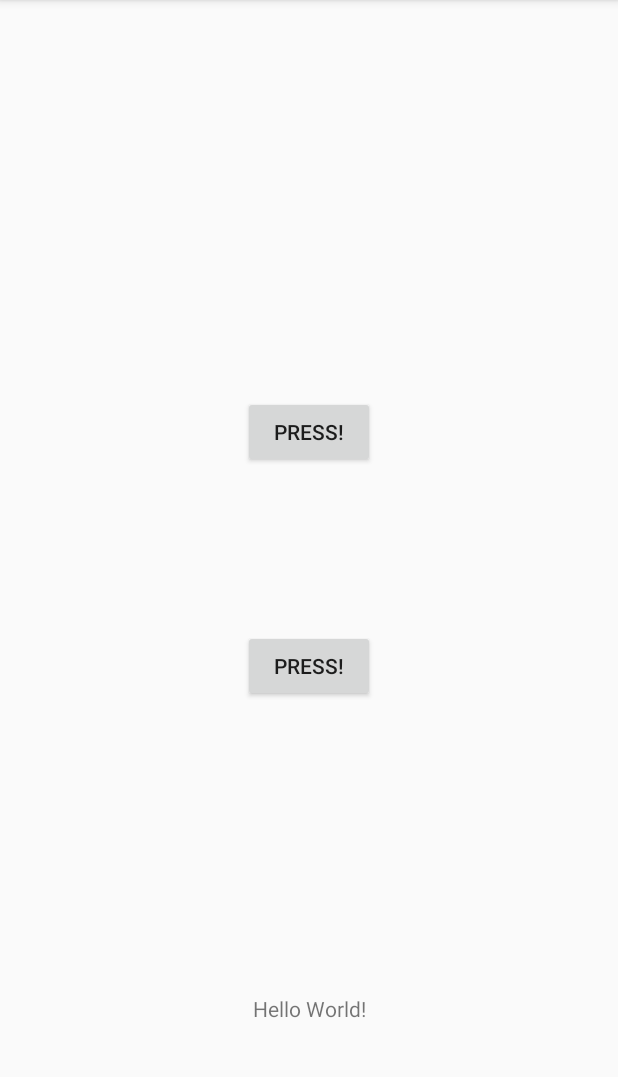
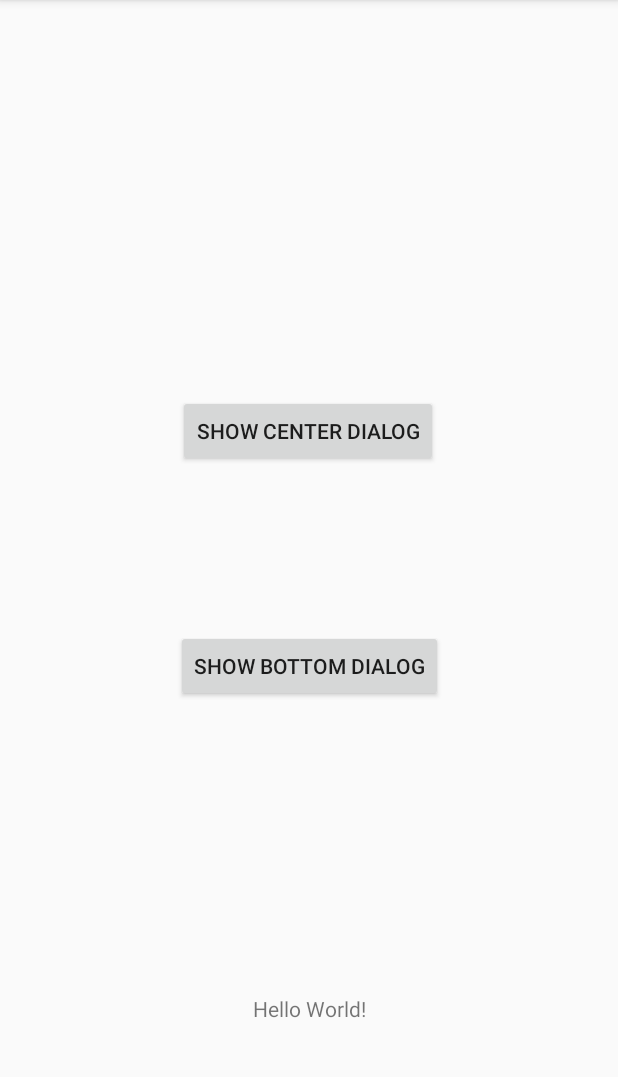
Before and after one commit to khangHNISC/baseAndroid3, an Android app: the screen it shows after launch (MainActivity), on a phone screen of 412 x 824 dp, the part 84-1161 px from its top. Run offline under Robolectric (Android 15) with nearby library versions, the phone set to English and light mode, and no system bars; our stand-ins replace Dagger/Hilt's generated code, Timber; libraries missing offline, so code that uses them is left out: com.jakewharton.retrofit2, com.jakewharton.threetenabp; 3 statements that could not run were skipped.

```diff
--- a/app/src/main/java/com/example/basemvvm3/activities/MainActivity.kt
+++ b/app/src/main/java/com/example/basemvvm3/activities/MainActivity.kt
@@ -1,9 +1,9 @@
-
 package com.example.basemvvm3.activities
 
 import android.os.Bundle
 import androidx.fragment.app.Fragment
 import androidx.lifecycle.ViewModelProvider
+import androidx.navigation.findNavController
 import com.example.basemvvm3.R
 import com.example.basemvvm3.fragment.MainFragment2
 import com.example.basemvvm3.helper.replaceFragment
@@ -11,33 +11,50 @@ import com.example.basemvvm3.helper.viewModelProvider
 import dagger.android.support.DaggerAppCompatActivity
 import javax.inject.Inject
 
-class MainActivity : DaggerAppCompatActivity(), MainFragment2.OnSelectedSthListener {
+class MainActivity : DaggerAppCompatActivity() {
 
     @Inject
     lateinit var viewModelFactory: ViewModelProvider.Factory
 
     private lateinit var vm: MainActivityViewModel
 
+    private lateinit var currentFragLabel: String
+
+    //1. Call back patter
+    interface OnDisplayName {
+        fun onSelected(str: String)
+    }
+
+    private lateinit var callback: OnDisplayName
+
+    private fun setOnSelectedListener(callback: OnDisplayName) {
+        this.callback = callback
+    }
+
     override fun onCreate(savedInstanceState: Bundle?) {
         super.onCreate(savedInstanceState)
         setContentView(R.layout.activity_main)
         if (savedInstanceState == null) {
-            replaceFragment(R.id.frag_container2,
-                MainFragment2.newInstance())
+            replaceFragment(
+                R.id.frag_container2,
+                MainFragment2.newInstance()
+            )
+        }
+
+        val controller = findNavController(R.id.my_nav_host_fragment)
+        controller.addOnDestinationChangedListener { _, destination, _ ->
+            currentFragLabel = destination.label.toString()
+            if (::callback.isInitialized) {
+                callback.onSelected(currentFragLabel)
+            }
         }
 
         vm = viewModelProvider(viewModelFactory)
     }
 
     override fun onAttachFragment(fragment: Fragment) {
-        //not apply for navigation
-        //currently the only way to communicate between fragment -> activity is VM
-        if(fragment is MainFragment2){
-            fragment.setOnSelectedListener(this)
+        if (fragment is MainFragment2) {
+            this.setOnSelectedListener(fragment)
         }
     }
-
-    override fun onSelected() {
-
-    }
 }
--- a/app/src/main/java/com/example/basemvvm3/fragment/MainFragment.kt
+++ b/app/src/main/java/com/example/basemvvm3/fragment/MainFragment.kt
@@ -4,16 +4,19 @@ import android.os.Bundle
 import android.view.LayoutInflater
 import android.view.View
 import android.view.ViewGroup
+import androidx.fragment.app.Fragment
 import androidx.lifecycle.ViewModelProvider
-import androidx.navigation.Navigation
 import com.example.basemvvm3.R
+import com.example.basemvvm3.fragment.dialog.GeneralBottomDialog
+import com.example.basemvvm3.fragment.dialog.GeneralCenterDialogWith2Buttons
+import com.example.basemvvm3.helper.OnDialogDestroy
 import com.example.basemvvm3.helper.viewModelProvider
 import dagger.android.support.DaggerFragment
 import kotlinx.android.synthetic.main.fragment_main.*
 import javax.inject.Inject
 
 //share MainFragmentVM with Fragment2 scope activity
-class MainFragment : DaggerFragment() {
+class MainFragment : DaggerFragment(), OnDialogDestroy {
 
     @Inject
     lateinit var viewModelFactory: ViewModelProvider.Factory
@@ -38,8 +41,33 @@ class MainFragment : DaggerFragment() {
     override fun onViewCreated(view: View, savedInstanceState: Bundle?) {
         super.onViewCreated(view, savedInstanceState)
 
-        btn_press.setOnClickListener {
-            Navigation.findNavController(view).navigate(R.id.mainFragment2)
+        btn_dialog_center.setOnClickListener {
+            GeneralCenterDialogWith2Buttons.newInstance().show(this.childFragmentManager, CENTER_DIALOG)
+        }
+
+        btn_dialog_bottom.setOnClickListener {
+            GeneralBottomDialog.newInstance().show(this.childFragmentManager, BOTTOM_DIALOG)
         }
     }
+
+    override fun onAttachFragment(childFragment: Fragment) {
+        super.onAttachFragment(childFragment)
+        vm.notifyMainFragment2(childFragment.tag ?: "UNKNOWN")
+
+        if(childFragment is GeneralCenterDialogWith2Buttons){
+            childFragment.setOnDialogDestroyCallBack(this)
+        }else if(childFragment is GeneralBottomDialog){
+            childFragment.setOnDialogDestroyCallBack(this)
+        }
+    }
+
+    companion object {
+        private const val CENTER_DIALOG = "center_dialog"
+        private const val BOTTOM_DIALOG = "bottom_dialog"
+        private const val FRAGMENT_TAG = "MainFragment"
+    }
+
+    override fun notifyFragmentWhenDialogDestroy() {
+        vm.notifyMainFragment2(FRAGMENT_TAG)
+    }
 }
--- a/app/src/main/java/com/example/basemvvm3/fragment/MainFragment2.kt
+++ b/app/src/main/java/com/example/basemvvm3/fragment/MainFragment2.kt
@@ -6,15 +6,19 @@ import android.view.View
 import android.view.ViewGroup
 import androidx.fragment.app.viewModels
 import androidx.lifecycle.AbstractSavedStateViewModelFactory
+import androidx.lifecycle.Observer
 import androidx.lifecycle.SavedStateHandle
 import androidx.lifecycle.ViewModel
 import androidx.lifecycle.ViewModelProvider
 import com.example.basemvvm3.R
+import com.example.basemvvm3.activities.MainActivity
+import com.example.basemvvm3.fragment.dialog.GeneralCenterDialogWith2Buttons
 import com.example.basemvvm3.helper.viewModelProvider
 import dagger.android.support.DaggerFragment
+import kotlinx.android.synthetic.main.fragment_main_2.*
 import javax.inject.Inject
 
-class MainFragment2 : DaggerFragment() {
+class MainFragment2 : DaggerFragment(), MainActivity.OnDisplayName {
 
     @Inject
     lateinit var viewModelFactory: ViewModelProvider.Factory
@@ -36,21 +40,6 @@ class MainFragment2 : DaggerFragment() {
         }
     }
 
-    //1. Call back patter
-    interface OnSelectedSthListener {
-        fun onSelected()
-    }
-
-    private lateinit var callback: OnSelectedSthListener
-
-    fun setOnSelectedListener(callback: OnSelectedSthListener) {
-        this.callback = callback
-    }
-
-    //somewhere in here will do callback.onSelected()
-
-    //one provide object: OnSelectedSthListener and then MainFragment().setOnSelectedListener(object)
-
     override fun onCreate(savedInstanceState: Bundle?) {
         super.onCreate(savedInstanceState)
         vm1 = requireActivity().run {
@@ -66,6 +55,14 @@ class MainFragment2 : DaggerFragment() {
         return inflater.inflate(R.layout.fragment_main_2, container, false)
     }
 
+    override fun onViewCreated(view: View, savedInstanceState: Bundle?) {
+        super.onViewCreated(view, savedInstanceState)
+
+        vm1.currentFragmentTag.observe(viewLifecycleOwner, Observer {
+            text.text = it
+        })
+    }
+
     companion object {
         private const val DATA = "DATA"
 
@@ -77,4 +74,8 @@ class MainFragment2 : DaggerFragment() {
             }
         }
     }
+
+    override fun onSelected(str: String) {
+        text.text = str
+    }
 }
--- a/app/src/main/java/com/example/basemvvm3/fragment/MainFragmentModule.kt
+++ b/app/src/main/java/com/example/basemvvm3/fragment/MainFragmentModule.kt
@@ -2,6 +2,7 @@ package com.example.basemvvm3.fragment
 
 import androidx.lifecycle.ViewModel
 import com.example.basemvvm3.di.ViewModelKey
+import com.example.basemvvm3.fragment.dialog.DialogModule
 import dagger.Binds
 import dagger.Module
 import dagger.android.ContributesAndroidInjector
@@ -10,7 +11,9 @@ import dagger.multibindings.IntoMap
 @Module
 internal abstract class MainFragmentModule  {
 
-    @ContributesAndroidInjector
+    @ContributesAndroidInjector(
+        modules = [DialogModule::class]
+    )
     internal abstract fun contributeFragment(): MainFragment
 
     @Binds
--- a/app/src/main/java/com/example/basemvvm3/fragment/MainFragmentViewModel.kt
+++ b/app/src/main/java/com/example/basemvvm3/fragment/MainFragmentViewModel.kt
@@ -1,6 +1,17 @@
 package com.example.basemvvm3.fragment
 
+import androidx.lifecycle.LiveData
+import androidx.lifecycle.MutableLiveData
 import androidx.lifecycle.ViewModel
 import javax.inject.Inject
 
-class MainFragmentViewModel @Inject constructor() : ViewModel()
+class MainFragmentViewModel @Inject constructor() : ViewModel(){
+    private val _currentFragmentTag = MutableLiveData<String>()
+
+    val currentFragmentTag: LiveData<String>
+            get() = _currentFragmentTag
+
+    fun notifyMainFragment2(nameFragment: String){
+        _currentFragmentTag.postValue(nameFragment)
+    }
+}
--- /dev/null
+++ b/app/src/main/java/com/example/basemvvm3/helper/OnDialogDestroy.kt
@@ -0,0 +1,5 @@
+package com.example.basemvvm3.helper
+
+interface OnDialogDestroy {
+    fun notifyFragmentWhenDialogDestroy()
+}
--- /dev/null
+++ b/app/src/main/res/drawable/round_button.xml
@@ -0,0 +1,5 @@
+<?xml version="1.0" encoding="utf-8"?>
+<shape android:shape="rectangle" xmlns:android="http://schemas.android.com/apk/res/android">
+    <solid android:color="#4564ED"/>
+    <corners android:radius="24dp"/>
+</shape>
--- /dev/null
+++ b/app/src/main/res/drawable/round_dialog.xml
@@ -0,0 +1,5 @@
+<?xml version="1.0" encoding="utf-8"?>
+<shape android:shape="rectangle" xmlns:android="http://schemas.android.com/apk/res/android">
+    <solid android:color="@color/white"/>
+    <corners android:radius="8dp"/>
+</shape>
--- a/app/src/main/res/layout/activity_main.xml
+++ b/app/src/main/res/layout/activity_main.xml
@@ -22,7 +22,7 @@
         app:layout_constraintBottom_toTopOf="@id/guideline"
         tools:ignore="MergeRootFrame,Overdraw,UnusedAttribute">
 
-        <androidx.fragment.app.FragmentContainerView
+        <fragment
             android:id="@+id/my_nav_host_fragment"
             android:name="androidx.navigation.fragment.NavHostFragment"
             android:layout_width="match_parent"
--- a/app/src/main/res/layout/fragment_main.xml
+++ b/app/src/main/res/layout/fragment_main.xml
@@ -7,23 +7,25 @@
     tools:context=".activities.MainActivity">
 
     <Button
-        android:id="@+id/btn_press"
+        android:id="@+id/btn_dialog_center"
         android:layout_width="wrap_content"
         android:layout_height="wrap_content"
-        android:text="@string/press"
+        android:text="@string/show_center_dialog"
+        app:layout_constraintBottom_toBottomOf="parent"
+        app:layout_constraintHorizontal_bias="0.497"
+        app:layout_constraintLeft_toLeftOf="parent"
+        app:layout_constraintRight_toRightOf="parent"
+        app:layout_constraintTop_toTopOf="parent"
+        app:layout_constraintVertical_bias="0.499" />
+
+    <Button
+        android:id="@+id/btn_dialog_bottom"
+        android:layout_width="wrap_content"
+        android:layout_height="wrap_content"
+        android:text="@string/show_bottom_dialog"
         app:layout_constraintBottom_toBottomOf="parent"
         app:layout_constraintLeft_toLeftOf="parent"
         app:layout_constraintRight_toRightOf="parent"
-        app:layout_constraintTop_toTopOf="parent" />
-
-    <Button
-        android:id="@+id/btn_press2"
-        android:layout_width="wrap_content"
-        android:layout_height="wrap_content"
-        android:text="@string/press"
-        app:layout_constraintBottom_toBottomOf="parent"
-        app:layout_constraintLeft_toLeftOf="parent"
-        app:layout_constraintRight_toRightOf="parent"
-        app:layout_constraintTop_toBottomOf="@id/btn_press" />
+        app:layout_constraintTop_toBottomOf="@id/btn_dialog_center" />
 
 </androidx.constraintlayout.widget.ConstraintLayout>
--- a/app/src/main/res/values/colors.xml
+++ b/app/src/main/res/values/colors.xml
@@ -3,4 +3,6 @@
     <color name="colorPrimary">#6200EE</color>
     <color name="colorPrimaryDark">#3700B3</color>
     <color name="colorAccent">#03DAC5</color>
+    <color name="white">#FFFFFF</color>
+    <color name="black">#323232</color>
 </resources>
--- a/app/src/main/res/values/strings.xml
+++ b/app/src/main/res/values/strings.xml
@@ -1,4 +1,10 @@
 <resources>
     <string name="app_name">BaseMVVM3</string>
-    <string name="press">Press!</string>
+    <string name="show_center_dialog">Show Center Dialog</string>
+    <string name="show_bottom_dialog">Show Bottom Dialog</string>
+    <string name="dialog_image">Dialog Image</string>
+    <string name="open">Open</string>
+    <string name="close">Close</string>
+    <string name="dialog_header">Dialog Header</string>
+    <string name="lorem_ipsum">Lorem Ipsum is simply dummy text of the printing and typesetting industry.</string>
 </resources>
```
Also changed, not shown: app/src/main/java/com/example/basemvvm3/fragment/dialog/DialogModule.kt (added, +14 -0 lines), app/src/main/java/com/example/basemvvm3/fragment/dialog/GeneralBottomDialog.kt (added, +71 -0 lines), app/src/main/java/com/example/basemvvm3/fragment/dialog/GeneralCenterDialogWith2Buttons.kt (added, +78 -0 lines), app/src/main/res/drawable/round_bottom_dialog.xml (added, +9 -0 lines), app/src/main/res/layout/general_bottom_dialog.xml (added, +62 -0 lines), app/src/main/res/layout/general_dialog_with_2_buttons.xml (added, +88 -0 lines), app/src/main/res/values/styles.xml (+42 -0 lines).
